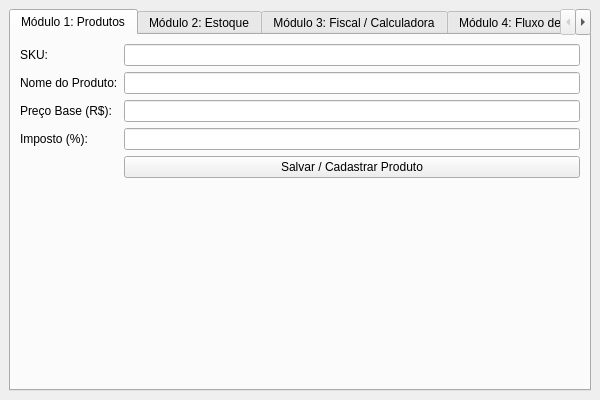
GestaoProjetos2026/Fiscal-Finance, file PROTOTIPO/tela_principal.ui: the form before one commit.
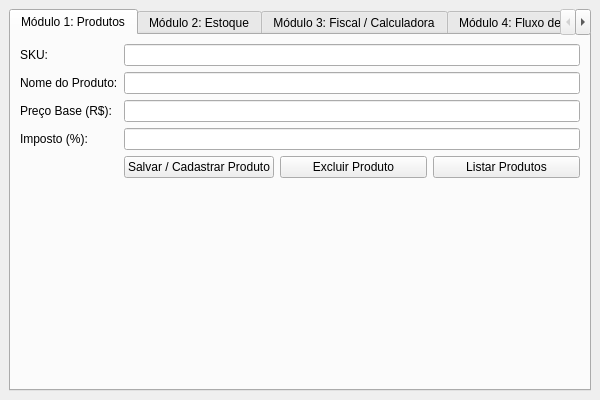
The form after the commit.

Diff of the .ui file:
```diff
--- a/PROTOTIPO/tela_principal.ui
+++ b/PROTOTIPO/tela_principal.ui
@@ -52,9 +52,23 @@
          <widget class="QLineEdit" name="input_imposto"/>
         </item>
         <item row="4" column="1">
+         <layout class="QHBoxLayout">
+          <item>
          <widget class="QPushButton" name="btn_salvar_produto">
           <property name="text"><string>Salvar / Cadastrar Produto</string></property>
          </widget>
+          </item>
+          <item>
+           <widget class="QPushButton" name="btn_excluir_produto">
+            <property name="text"><string>Excluir Produto</string></property>
+           </widget>
+          </item>
+          <item>
+           <widget class="QPushButton" name="btn_listar_produtos">
+            <property name="text"><string>Listar Produtos</string></property>
+           </widget>
+          </item>
+         </layout>
         </item>
        </layout>
       </widget>
```
Lines whose indentation alone changed are shown as unchanged.
